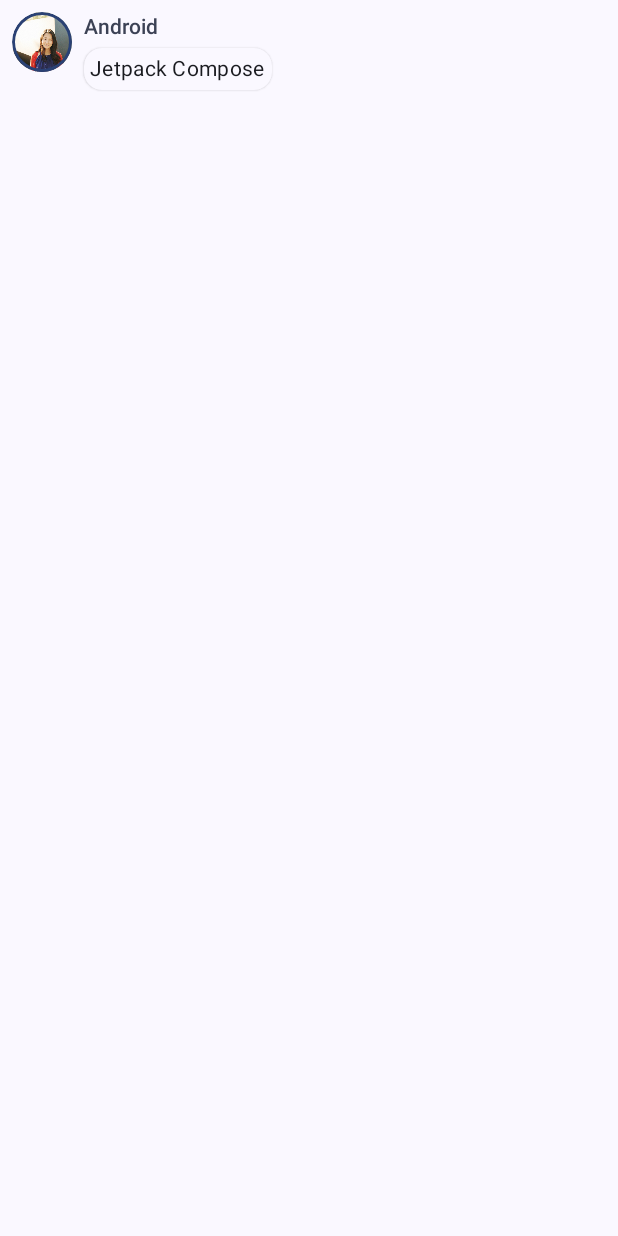
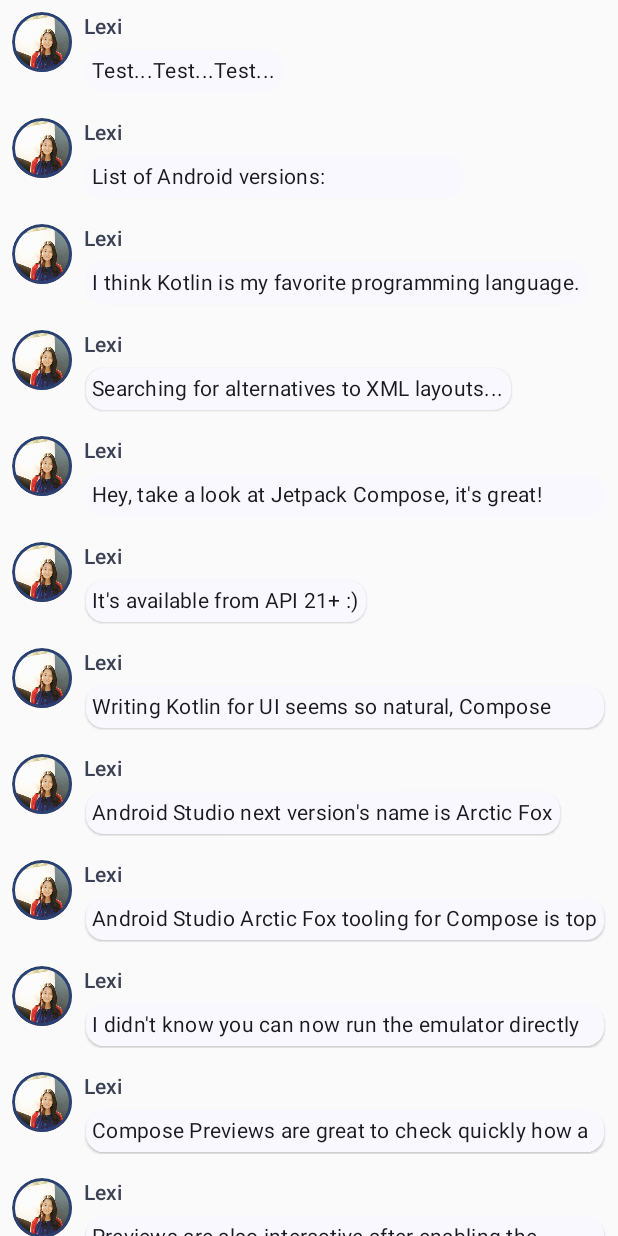
Before and after one commit to devwindsw/ComposeTutorial, an Android app built with Jetpack Compose: the screen it shows after launch (MainActivity), on a phone screen of 412 x 824 dp. Run offline under Robolectric (Android 15) with nearby library versions, the phone set to English and light mode, and no system bars.

Commit message:
Create lists and add animations with Compose

```diff
--- a/app/src/main/java/com/devwindsw/composetutorial/MainActivity.kt
+++ b/app/src/main/java/com/devwindsw/composetutorial/MainActivity.kt
@@ -5,8 +5,11 @@ import android.os.Bundle
 import androidx.activity.ComponentActivity
 import androidx.activity.compose.setContent
 import androidx.activity.enableEdgeToEdge
+import androidx.compose.animation.animateColorAsState
+import androidx.compose.animation.animateContentSize
 import androidx.compose.foundation.Image
 import androidx.compose.foundation.border
+import androidx.compose.foundation.clickable
 import androidx.compose.foundation.layout.Column
 import androidx.compose.foundation.layout.Row
 import androidx.compose.foundation.layout.Spacer
@@ -15,11 +18,17 @@ import androidx.compose.foundation.layout.height
 import androidx.compose.foundation.layout.padding
 import androidx.compose.foundation.layout.size
 import androidx.compose.foundation.layout.width
+import androidx.compose.foundation.lazy.LazyColumn
+import androidx.compose.foundation.lazy.items
 import androidx.compose.foundation.shape.CircleShape
 import androidx.compose.material3.MaterialTheme
 import androidx.compose.material3.Surface
 import androidx.compose.material3.Text
 import androidx.compose.runtime.Composable
+import androidx.compose.runtime.getValue
+import androidx.compose.runtime.mutableStateOf
+import androidx.compose.runtime.remember
+import androidx.compose.runtime.setValue
 import androidx.compose.ui.Modifier
 import androidx.compose.ui.draw.clip
 import androidx.compose.ui.res.painterResource
@@ -33,15 +42,15 @@ class MainActivity : ComponentActivity() {
         enableEdgeToEdge()
         setContent {
             ComposeTutorialTheme {
-                Surface(modifier = Modifier.fillMaxSize()) {
-                    MessageCard(Message("Android", "Jetpack Compose"))
-                }
+                Conversation(SampleData.conversationSample)
             }
         }
     }
 }
 
-data class Message(val author: String, val body: String)
+data class Message(val author: String, val body: String) {
+    var isExpanded: Boolean = false
+}
 
 @Composable
 fun MessageCard(msg: Message) {
@@ -61,21 +70,55 @@ fun MessageCard(msg: Message) {
         // Add a horizontal space between the image and the column
         Spacer(modifier = Modifier.width(8.dp))
 
-        Column {
+        // We keep track if the message is expanded or not in this
+        // variable
+        // We need to add the following imports to correctly use
+        // Kotlin's delegated property syntax (the by keyword).
+        // import androidx.compose.runtime.getValue
+        // import androidx.compose.runtime.setValue
+        var isExpanded by remember { mutableStateOf(msg.isExpanded) }
+        val surfaceColor by animateColorAsState(
+            if (isExpanded) MaterialTheme.colorScheme.primary else MaterialTheme.colorScheme.surface,
+        )
+
+        // We toggle the isExpanded variable when we click on this Column
+        Column(modifier = Modifier.clickable {
+            isExpanded = !isExpanded
+            msg.isExpanded = isExpanded
+        }) {
             Text(
                 text = msg.author,
                 color = MaterialTheme.colorScheme.secondary,
                 style = MaterialTheme.typography.titleSmall
             )
-            // Add a vertical space between the author and message texts
+           // Add a vertical space between the author and message texts
             Spacer(modifier = Modifier.height(4.dp))
-            Surface(shape = MaterialTheme.shapes.medium, shadowElevation = 1.dp) {
+            Surface(
+                shape = MaterialTheme.shapes.medium,
+                shadowElevation = 1.dp,
+                // surfaceColor color will be changing gradually from primary to surface
+                color = surfaceColor,
+                // animateContentSize will change the Surface size gradually
+                modifier = Modifier.animateContentSize().padding(1.dp)
+            ) {
                 Text(
                     text = msg.body,
                     modifier = Modifier.padding(all = 4.dp),
+                    // If the message is expanded, we display all its content
+                    // otherwise we only display the first line
+                    maxLines = if (isExpanded) Int.MAX_VALUE else 1,
                     style = MaterialTheme.typography.bodyMedium
                 )
             }
+        }
+    }
+}
+
+@Composable
+fun Conversation(messages: List<Message>) {
+    LazyColumn {
+        items(messages) { message ->
+            MessageCard(message)
         }
     }
 }
@@ -96,3 +139,11 @@ fun MessageCardPreview() {
         }
     }
 }
+
+@Preview
+@Composable
+fun PreviewConversation() {
+    ComposeTutorialTheme {
+        Conversation(SampleData.conversationSample)
+    }
+}
--- /dev/null
+++ b/app/src/main/java/com/devwindsw/composetutorial/SampleData.kt
@@ -0,0 +1,75 @@
+import com.devwindsw.composetutorial.Message
+
+/**
+ * SampleData for Jetpack Compose Tutorial
+ */
+object SampleData {
+    // Sample conversation data
+    val conversationSample = listOf(
+        Message(
+            "Lexi",
+            "Test...Test...Test..."
+        ),
+        Message(
+            "Lexi",
+            """List of Android versions:
+            |Android KitKat (API 19)
+            |Android Lollipop (API 21)
+            |Android Marshmallow (API 23)
+            |Android Nougat (API 24)
+            |Android Oreo (API 26)
+            |Android Pie (API 28)
+            |Android 10 (API 29)
+            |Android 11 (API 30)
+            |Android 12 (API 31)""".trim()
+        ),
+        Message(
+            "Lexi",
+            """I think Kotlin is my favorite programming language.
+            |It's so much fun!""".trim()
+        ),
+        Message(
+            "Lexi",
+            "Searching for alternatives to XML layouts..."
+        ),
+        Message(
+            "Lexi",
+            """Hey, take a look at Jetpack Compose, it's great!
+            |It's the Android's modern toolkit for building native UI.
+            |It simplifies and accelerates UI development on Android.
+            |Less code, powerful tools, and intuitive Kotlin APIs :)""".trim()
+        ),
+        Message(
+            "Lexi",
+            "It's available from API 21+ :)"
+        ),
+        Message(
+            "Lexi",
+            "Writing Kotlin for UI seems so natural, Compose where have you been all my life?"
+        ),
+        Message(
+            "Lexi",
+            "Android Studio next version's name is Arctic Fox"
+        ),
+        Message(
+            "Lexi",
+            "Android Studio Arctic Fox tooling for Compose is top notch ^_^"
+        ),
+        Message(
+            "Lexi",
+            "I didn't know you can now run the emulator directly from Android Studio"
+        ),
+        Message(
+            "Lexi",
+            "Compose Previews are great to check quickly how a composable layout looks like"
+        ),
+        Message(
+            "Lexi",
+            "Previews are also interactive after enabling the experimental setting"
+        ),
+        Message(
+            "Lexi",
+            "Have you tried writing build.gradle with KTS?"
+        ),
+    )
+}
```
